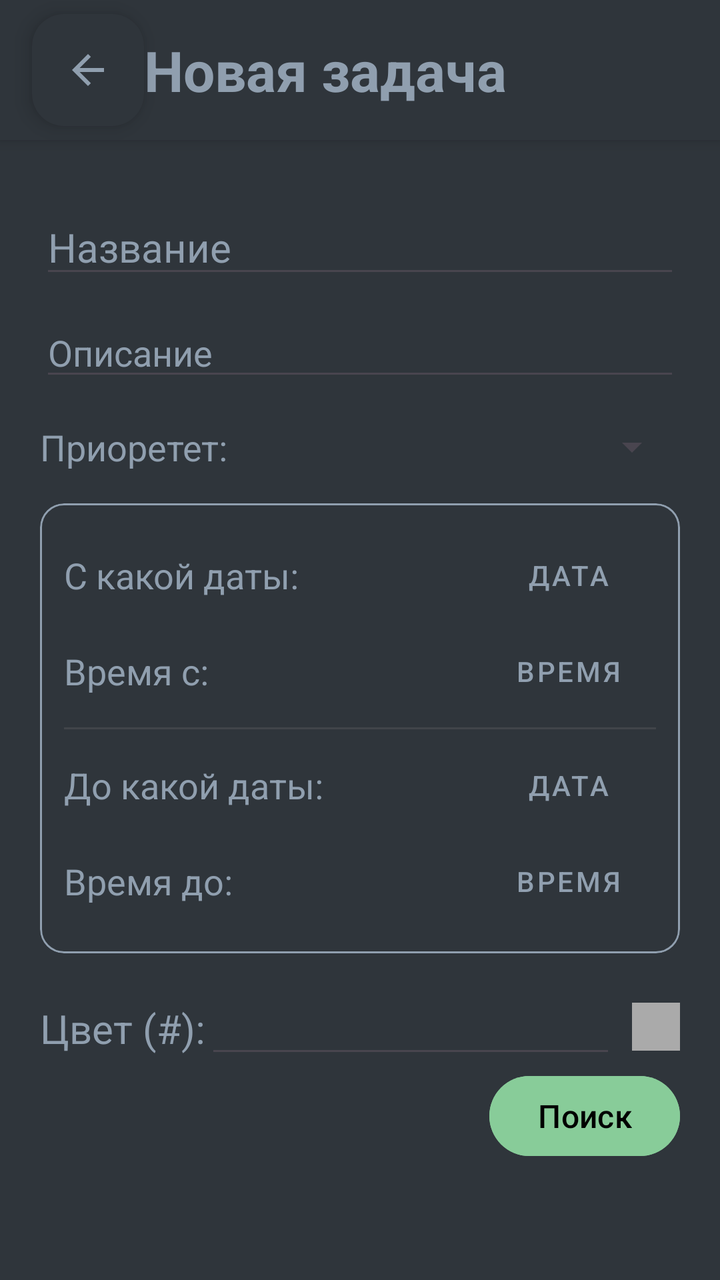
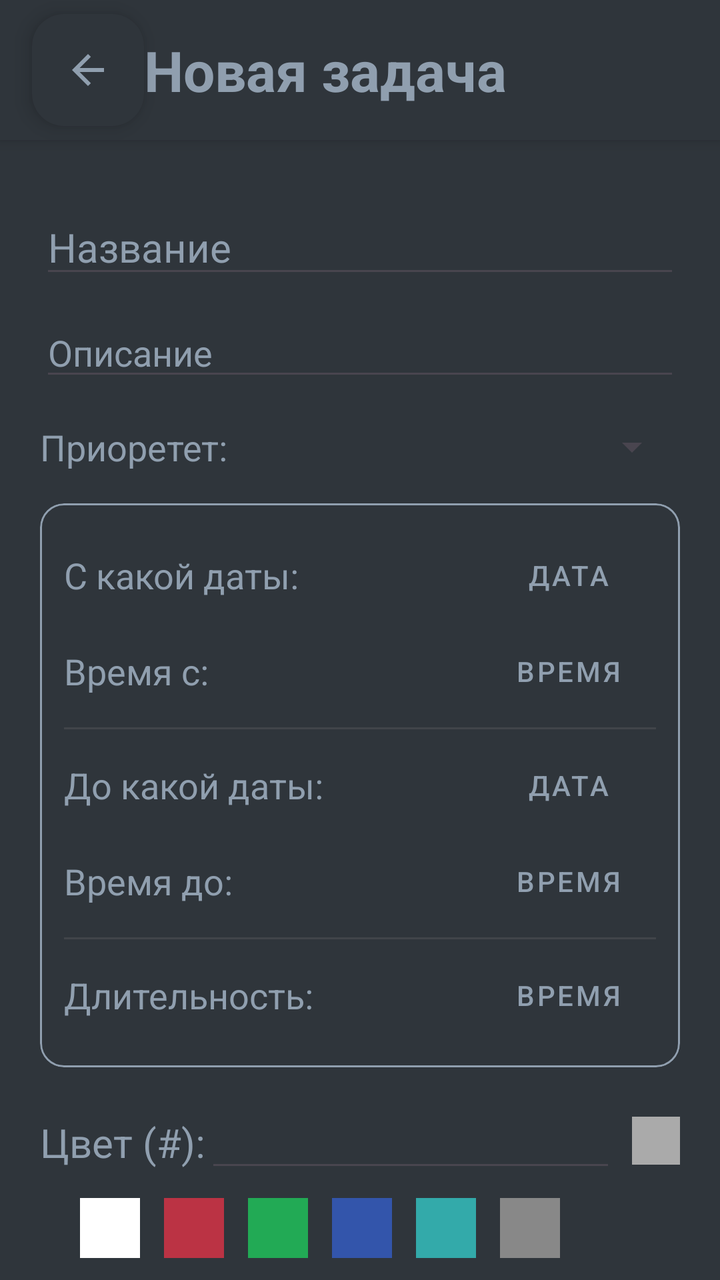

Screens rendered from an Android XML layout before and after an edit, with the pre-edit source and the edit as a unified diff.
<!-- AndroidManifest.xml: application theme Theme.FreETi -->
<!-- res/layout/activity_new_event_group.xml -->
<?xml version="1.0" encoding="utf-8"?>
<androidx.constraintlayout.widget.ConstraintLayout
xmlns:android="http://schemas.android.com/apk/res/android"
xmlns:app="http://schemas.android.com/apk/res-auto"
xmlns:tools="http://schemas.android.com/tools"
android:id="@+id/main"
android:layout_width="match_parent"
android:layout_height="match_parent"
android:background="@color/bg"
tools:context=".NewEventGroupActivity">


<androidx.constraintlayout.widget.ConstraintLayout
    android:id="@+id/top_panel"
    android:layout_width="match_parent"
    android:layout_height="70dp"
    android:background="@color/bg"
    android:elevation="4dp"
    app:layout_constraintTop_toTopOf="parent">

    <com.google.android.material.floatingactionbutton.FloatingActionButton
        android:id="@+id/group_task_esc"
        android:layout_width="wrap_content"
        android:layout_height="wrap_content"
        android:layout_marginStart="16dp"
        app:fabSize="mini"
        app:srcCompat="@drawable/outline_arrow_back_24"
        app:backgroundTint="@color/bg"
        app:tint="@color/for_text"
        android:elevation="0dp"
        app:layout_constraintBottom_toBottomOf="parent"
        app:layout_constraintStart_toStartOf="parent"
        app:layout_constraintTop_toTopOf="parent" />


    <TextView
        android:id="@+id/group_task_title_mode"
        android:layout_width="wrap_content"
        android:layout_height="wrap_content"
        android:text="Новая задача"
        android:textSize="28sp"
        android:textStyle="bold"
        android:textColor="@color/for_text"
        app:layout_constraintBottom_toBottomOf="parent"

        app:layout_constraintStart_toEndOf="@+id/group_task_esc"
        app:layout_constraintTop_toTopOf="parent" />


</androidx.constraintlayout.widget.ConstraintLayout>


<androidx.core.widget.NestedScrollView
    android:layout_width="match_parent"
    android:layout_height="0dp"
    app:layout_constraintBottom_toBottomOf="parent"
    app:layout_constraintTop_toBottomOf="@id/top_panel">

    <LinearLayout
        android:layout_width="match_parent"
        android:layout_height="wrap_content"
        android:orientation="vertical"
        android:padding="20dp">

        <EditText
            android:id="@+id/group_task_title"
            android:layout_width="match_parent"
            android:layout_height="wrap_content"
            android:hint="Название"
            android:textColor="@color/for_text"
            android:textColorHint="@color/for_text"
            android:layout_marginTop="10dp"
            android:textSize="20sp"/>

        <EditText
            android:id="@+id/group_task_body"
            android:layout_width="match_parent"
            android:layout_height="wrap_content"
            android:hint="Описание"
            android:textColor="@color/for_text"
            android:textColorHint="@color/for_text"
            android:layout_marginTop="10dp" />
        <LinearLayout
            android:id="@+id/group_task_layout_importance"
            android:layout_width="match_parent"
            android:layout_height="wrap_content"
            android:orientation="horizontal"
            android:layout_marginTop="16dp">
            <TextView
                android:layout_width="wrap_content"
                android:layout_height="wrap_content"
                android:text="Приоретет:"
                android:textSize="18sp"
                android:textColor="@color/for_text"/>
            <Spinner
                android:id="@+id/group_task_importance"
                android:layout_width="match_parent"
                android:layout_height="wrap_content"
                android:layout_marginTop="0dp"
                android:textSize="20sp"/>

        </LinearLayout>

        <com.google.android.material.card.MaterialCardView
            android:layout_width="match_parent"
            android:layout_height="wrap_content"
            app:cardCornerRadius="12dp"
            app:cardElevation="0dp"
            app:cardBackgroundColor="@color/bg"
            android:layout_marginTop="16dp"
            app:strokeWidth="1dp"
            app:strokeColor="@color/for_text">

            <LinearLayout
                android:layout_width="match_parent"
                android:layout_height="wrap_content"
                android:orientation="vertical"
                android:padding="12dp">

                <LinearLayout
                    android:id="@+id/group_task_layout_start"
                    android:layout_width="match_parent"
                    android:layout_height="wrap_content"
                    android:orientation="horizontal"
                    android:gravity="center_vertical">

                    <TextView
                        android:layout_width="0dp"
                        android:layout_height="wrap_content"
                        android:layout_weight="1"
                        android:text="C какой даты:"
                        android:textSize="18sp"
                        android:textColor="@color/for_text"/>

                    <com.google.android.material.button.MaterialButton
                        android:id="@+id/group_task_date_start"
                        style="@style/Widget.MaterialComponents.Button.TextButton"
                        android:layout_width="wrap_content"
                        android:layout_height="wrap_content"
                        android:textColor="@color/for_text"
                        android:text="Дата" />
                </LinearLayout>

                <LinearLayout
                    android:id="@+id/group_task_layout_start_time"
                    android:layout_width="match_parent"
                    android:layout_height="wrap_content"
                    android:orientation="horizontal"
                    android:gravity="center_vertical">

                    <TextView
                        android:layout_width="0dp"
                        android:layout_height="wrap_content"
                        android:layout_weight="1"
                        android:text="Время с:"
                        android:textSize="18sp"
                        android:textColor="@color/for_text"/>

                    <com.google.android.material.button.MaterialButton
                        android:id="@+id/group_task_time_start"
                        style="@style/Widget.MaterialComponents.Button.TextButton"
                        android:layout_width="wrap_content"
                        android:layout_height="wrap_content"
                        android:textColor="@color/for_text"
                        android:text="Время" />
                </LinearLayout>

                <LinearLayout
                    android:id="@+id/group_task_layout_end"
                    android:layout_width="match_parent"
                    android:layout_height="wrap_content"
                    android:orientation="vertical">

                    <View
                        android:layout_width="match_parent"
                        android:layout_height="1dp"
                        android:background="#33888888"
                        android:layout_marginVertical="4dp"/>

                    <LinearLayout
                        android:layout_width="match_parent"
                        android:layout_height="wrap_content"
                        android:orientation="horizontal"
                        android:gravity="center_vertical">

                        <TextView
                            android:layout_width="0dp"
                            android:layout_height="wrap_content"
                            android:layout_weight="1"
                            android:text="До какой даты:"
                            android:textSize="18sp"
                            android:textColor="@color/for_text"/>

                        <com.google.android.material.button.MaterialButton
                            android:id="@+id/group_task_date_end"
                            style="@style/Widget.MaterialComponents.Button.TextButton"
                            android:layout_width="wrap_content"
                            android:layout_height="wrap_content"
                            android:textColor="@color/for_text"
                            android:text="Дата" />
                    </LinearLayout>

                    <LinearLayout
                        android:layout_width="match_parent"
                        android:layout_height="wrap_content"
                        android:orientation="horizontal"
                        android:gravity="center_vertical">

                        <TextView
                            android:layout_width="0dp"
                            android:layout_height="wrap_content"
                            android:layout_weight="1"
                            android:text="Время до:"
                            android:textSize="18sp"
                            android:textColor="@color/for_text"/>

                        <com.google.android.material.button.MaterialButton
                            android:id="@+id/group_task_time_end"
                            style="@style/Widget.MaterialComponents.Button.TextButton"
                            android:layout_width="wrap_content"
                            android:layout_height="wrap_content"
                            android:textColor="@color/for_text"
                            android:text="Время" />
                    </LinearLayout>
                </LinearLayout>
            </LinearLayout>
        </com.google.android.material.card.MaterialCardView>

        <LinearLayout
            android:id="@+id/group_task_layout_color"
            android:layout_width="match_parent"
            android:layout_height="wrap_content"
            android:orientation="horizontal"
            android:layout_marginTop="16dp">

            <TextView
                android:layout_width="wrap_content"
                android:layout_height="wrap_content"
                android:text="Цвет (#):"
                android:textSize="20sp"
                android:textColor="@color/for_text"/>
            <EditText
                android:id="@+id/group_task_et_color"
                android:layout_width="0dp"
                android:layout_height="wrap_content"
                android:layout_weight="1"
                android:maxLength="6"
                android:inputType="text" />
            <View
                android:id="@+id/group_task_view_color_preview"
                android:layout_width="24dp"
                android:layout_height="24dp"
                android:background="@android:color/darker_gray"
                android:layout_gravity="center_vertical"
                android:layout_marginStart="8dp"/>
        </LinearLayout>

        <LinearLayout
            android:id="@+id/group_task_layout_ok"
            android:layout_width="match_parent"
            android:layout_height="wrap_content"
            android:orientation="horizontal"
            android:gravity="center_vertical"
            android:layout_marginTop="0dp">
            
            <View
                android:layout_width="0dp"
                android:layout_height="0dp"
                android:layout_weight="1" />

            <Button
                android:id="@+id/group_task_save"
                android:layout_width="wrap_content"
                android:layout_height="wrap_content"
                android:layout_marginEnd="0dp"
                android:backgroundTint="#88CC99"
                android:text="Поиск"
                android:textColor="#000000"
                android:textSize="16sp"
                app:layout_constraintBottom_toBottomOf="parent"
                app:layout_constraintEnd_toEndOf="parent"
                app:layout_constraintTop_toTopOf="parent" />

        </LinearLayout>




        <Button
            android:id="@+id/group_task_delete"
            android:layout_width="match_parent"
            android:layout_height="wrap_content"
            android:text="Удалить"
            android:visibility="gone"
            android:layout_marginTop="8dp" />

    </LinearLayout>
</androidx.core.widget.NestedScrollView>

</androidx.constraintlayout.widget.ConstraintLayout>
<!-- resources referenced by this layout -->
<resources>
  <color name="bg">#FF2f353b</color>
  <color name="for_text">#FF909faf</color>
  <!-- drawable outline_arrow_back_24 (drawable) -->
  <vector xmlns:android="http://schemas.android.com/apk/res/android" android:autoMirrored="true" android:height="24dp" android:tint="#2F353B" android:viewportHeight="960" android:viewportWidth="960" android:width="24dp">
        
      <path android:fillColor="@android:color/white" android:pathData="M313,520L537,744L480,800L160,480L480,160L537,216L313,440L800,440L800,520L313,520Z"/>
      
  </vector>
  <style name="Theme.FreETi" parent="Base.Theme.FreETi" />
  <style name="Base.Theme.FreETi" parent="Theme.Material3.DayNight.NoActionBar">
          
          
      </style>
</resources>

<!-- the commit's change to res/layout/activity_new_event_group.xml (unified diff, before → after) -->
@@ -222,6 +222,35 @@ tools:context=".NewEventGroupActivity">
                             android:textColor="@color/for_text"
                             android:text="Время" />
                     </LinearLayout>
+
+                    <View
+                        android:layout_width="match_parent"
+                        android:layout_height="1dp"
+                        android:background="#33888888"
+                        android:layout_marginVertical="4dp"/>
+
+                    <LinearLayout
+                        android:layout_width="match_parent"
+                        android:layout_height="wrap_content"
+                        android:orientation="horizontal"
+                        android:gravity="center_vertical">
+
+                        <TextView
+                            android:layout_width="0dp"
+                            android:layout_height="wrap_content"
+                            android:layout_weight="1"
+                            android:text="Длительность:"
+                            android:textSize="18sp"
+                            android:textColor="@color/for_text"/>
+
+                        <com.google.android.material.button.MaterialButton
+                            android:id="@+id/group_task_time_pick"
+                            style="@style/Widget.MaterialComponents.Button.TextButton"
+                            android:layout_width="wrap_content"
+                            android:layout_height="wrap_content"
+                            android:textColor="@color/for_text"
+                            android:text="Время" />
+                    </LinearLayout>
                 </LinearLayout>
             </LinearLayout>
         </com.google.android.material.card.MaterialCardView>
@@ -253,6 +282,55 @@ tools:context=".NewEventGroupActivity">
                 android:background="@android:color/darker_gray"
                 android:layout_gravity="center_vertical"
                 android:layout_marginStart="8dp"/>
+        </LinearLayout>
+
+        <LinearLayout
+            android:layout_width="match_parent"
+            android:layout_height="wrap_content"
+            android:padding="8dp">
+
+            <View
+                android:layout_width="30dp"
+                android:layout_height="30dp"
+                android:background="#FFFFFF"
+                android:layout_marginStart="12dp"
+                android:id="@+id/group_white_color"/>
+
+            <View
+                android:layout_width="30dp"
+                android:layout_height="30dp"
+                android:background="#BB3344"
+                android:layout_marginStart="12dp"
+                android:id="@+id/group_red_color"/>
+
+            <View
+                android:layout_width="30dp"
+                android:layout_height="30dp"
+                android:background="#22AA55"
+                android:layout_marginStart="12dp"
+                android:id="@+id/group_green_color"/>
+
+            <View
+                android:layout_width="30dp"
+                android:layout_height="30dp"
+                android:background="#3355AB"
+                android:layout_marginStart="12dp"
+                android:id="@+id/group_blue_color"/>
+
+            <View
+                android:layout_width="30dp"
+                android:layout_height="30dp"
+                android:background="#33AAAA"
+                android:layout_marginStart="12dp"
+                android:id="@+id/group_grbl_color"/>
+
+            <View
+                android:layout_width="30dp"
+                android:layout_height="30dp"
+                android:background="#888888"
+                android:layout_marginStart="12dp"
+                android:id="@+id/group_gray_color"/>
+
         </LinearLayout>
 
         <LinearLayout
